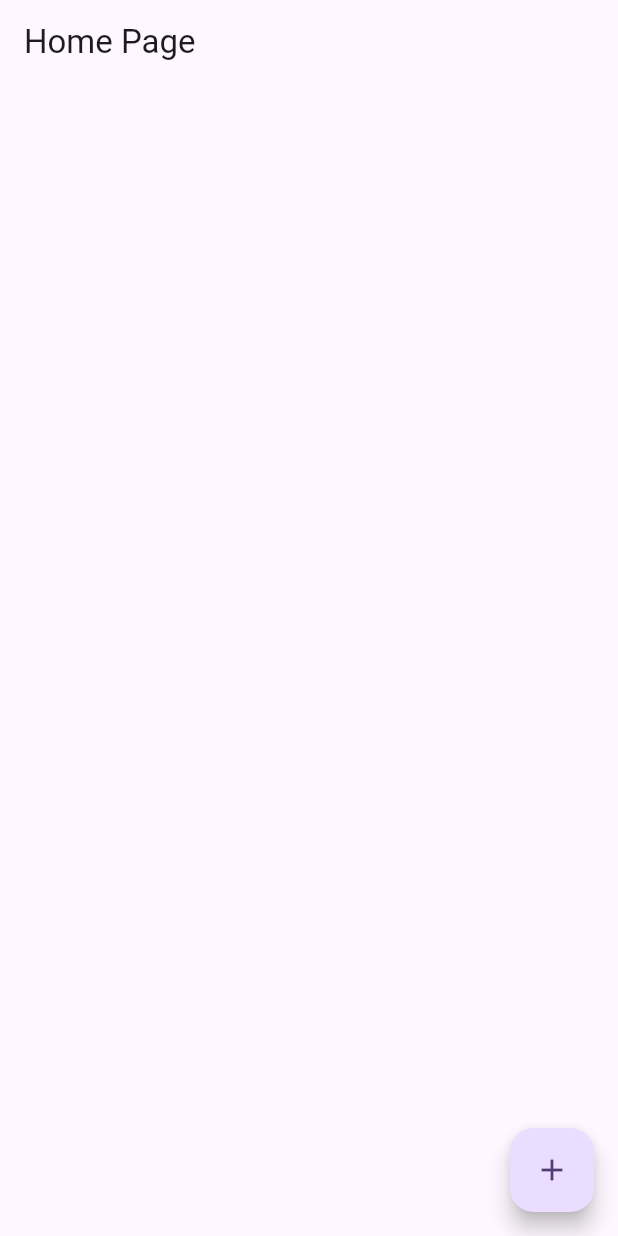
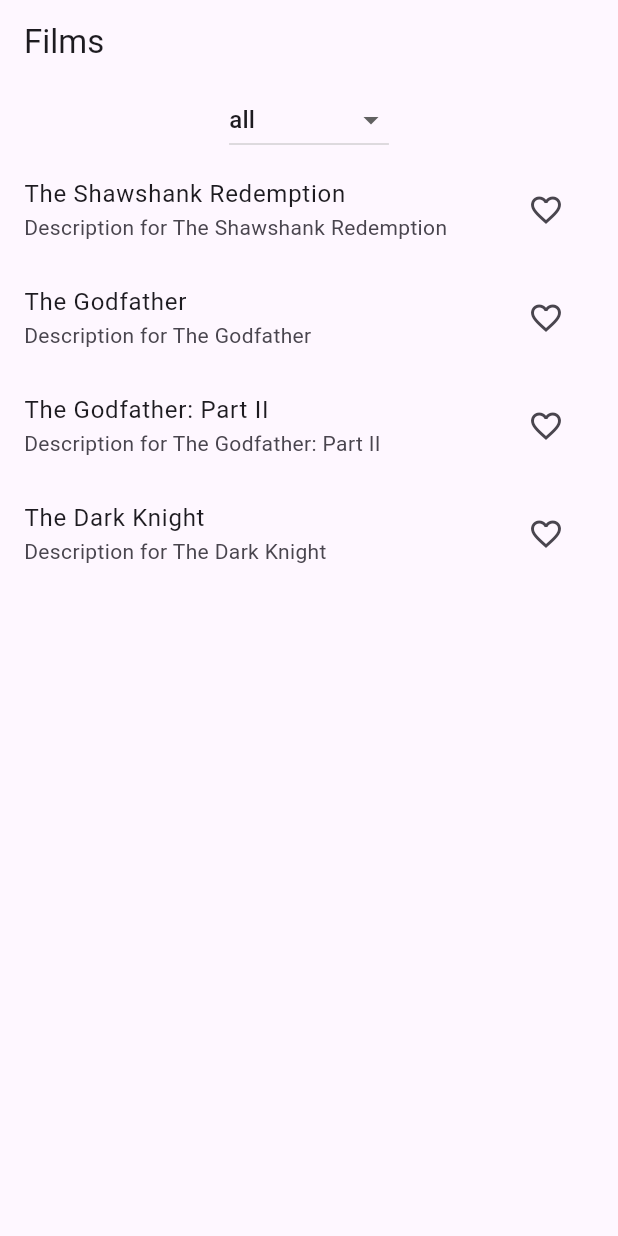
Before and after one commit to ashiqaliaslam/riverpod_practice, a Flutter app: the screen it shows after launch, on a phone screen of 412 x 824 dp. Run offline on Flutter 3.47's test engine with Material 2 defaults, Android fonts, the phone set to English and light mode, and no system bars; our stand-ins replace hooks_riverpod.

Commit message:
app with dropdown list, and categories with like unlike feature

```diff
--- a/lib/main.dart
+++ b/lib/main.dart
@@ -1,14 +1,113 @@
-import 'dart:collection';
-
 import 'package:flutter/material.dart';
 import 'package:hooks_riverpod/hooks_riverpod.dart';
-import 'package:uuid/uuid.dart';
 
 void main() {
   runApp(const ProviderScope(
     child: MyApp(),
   ));
 }
+
+@immutable
+class Film {
+  final String id;
+  final String title;
+  final String description;
+  final bool isFavorite;
+
+  const Film({
+    required this.id,
+    required this.title,
+    required this.description,
+    required this.isFavorite,
+  });
+
+  Film copy({required bool isFavorite}) => Film(
+        id: id,
+        title: title,
+        description: description,
+        isFavorite: isFavorite,
+      );
+
+  @override
+  String toString() => 'Film(id: $id, '
+      'title: $title, '
+      'description: $description, '
+      'isfavorite: $isFavorite)';
+
+  @override
+  bool operator ==(covariant Film other) =>
+      id == other.id && isFavorite == other.isFavorite;
+
+  @override
+  int get hashCode => Object.hashAll([
+        id,
+        isFavorite,
+      ]);
+}
+
+const allFilms = [
+  Film(
+    id: '1',
+    title: 'The Shawshank Redemption',
+    description: 'Description for The Shawshank Redemption',
+    isFavorite: false,
+  ),
+  Film(
+    id: '2',
+    title: 'The Godfather',
+    description: 'Description for The Godfather',
+    isFavorite: false,
+  ),
+  Film(
+    id: '3',
+    title: 'The Godfather: Part II',
+    description: 'Description for The Godfather: Part II',
+    isFavorite: false,
+  ),
+  Film(
+    id: '4',
+    title: 'The Dark Knight',
+    description: 'Description for The Dark Knight',
+    isFavorite: false,
+  ),
+];
+
+class FilmsNotifier extends StateNotifier<List<Film>> {
+  FilmsNotifier() : super(allFilms);
+
+  void update(Film film, bool isFavorite) {
+    state = state
+        .map((thisFilm) => thisFilm.id == film.id
+            ? thisFilm.copy(isFavorite: isFavorite)
+            : thisFilm)
+        .toList();
+  }
+}
+
+enum FavoriteStatus {
+  all,
+  favorite,
+  notFavorite,
+}
+
+final favoriteStatusProvider = StateProvider<FavoriteStatus>(
+  (_) => FavoriteStatus.all,
+);
+
+final allFilmsProvider = StateNotifierProvider<FilmsNotifier, List<Film>>(
+  (ref) => FilmsNotifier(),
+);
+
+final favoriteFilmsProvider = Provider<Iterable<Film>>(
+  (ref) => ref.watch(allFilmsProvider).where(
+        (film) => film.isFavorite,
+      ),
+);
+final notFvoriteFilmsProvider = Provider<Iterable<Film>>(
+  (ref) => ref.watch(allFilmsProvider).where(
+        (film) => !film.isFavorite,
+      ),
+);
 
 class MyApp extends StatelessWidget {
   const MyApp({Key? key}) : super(key: key);
@@ -28,71 +127,6 @@ class MyApp extends StatelessWidget {
   }
 }
 
-@immutable
-class Person {
-  final String name;
-  final int age;
-  final String uuid;
-
-  Person({
-    required this.name,
-    required this.age,
-    String? uuid,
-  }) : uuid = uuid ?? const Uuid().v4();
-
-  Person updated([String? name, int? age]) => Person(
-        name: name ?? this.name,
-        age: age ?? this.age,
-        uuid: uuid,
-      );
-
-  String get displayName => '$name ($age years old)';
-
-  @override
-  bool operator ==(covariant Person other) => uuid == other.uuid;
-
-  @override
-  int get hashCode => uuid.hashCode;
-
-  @override
-  String toString() => 'Person(name: $name, age: $age, uuid: $uuid)';
-}
-
-class DataModel extends ChangeNotifier {
-  final List<Person> _people = [];
-
-  int get count => _people.length;
-
-  UnmodifiableListView<Person> get people => UnmodifiableListView(_people);
-
-  void add(Person person) {
-    _people.add(person);
-    notifyListeners();
-  }
-
-  void remove(Person person) {
-    _people.remove(person);
-    notifyListeners();
-  }
-
-  void update(Person updatedPerson) {
-    final index = _people.indexOf(updatedPerson);
-    final oldPerson = _people[index];
-    if (oldPerson.name != updatedPerson.name ||
-        oldPerson.age != updatedPerson.age) {
-      _people[index] = oldPerson.updated(
-        updatedPerson.name,
-        updatedPerson.age,
-      );
-      notifyListeners();
-    }
-  }
-}
-
-final peopleProvider = ChangeNotifierProvider(
-  (ref) => DataModel(),
-);
-
 class HomePage extends ConsumerWidget {
   const HomePage({super.key});
 
@@ -100,107 +134,89 @@ class HomePage extends ConsumerWidget {
   Widget build(BuildContext context, WidgetRef ref) {
     return Scaffold(
       appBar: AppBar(
-        title: const Text('Home Page'),
+        title: const Text('Films'),
       ),
-      body: Consumer(
+      body: Column(
+        children: [
+          const FilterWidget(),
+          Consumer(
             builder: (context, ref, child) {
-          final dataModel = ref.watch(peopleProvider);
-          return ListView.builder(
-            itemCount: dataModel.count,
-            itemBuilder: (context, index) {
-              final person = dataModel.people[index];
-              return ListTile(
-                title: GestureDetector(
-                  onTap: () async {
-                    final updatedPerson = await createOrUpdatePersonDialog(
-                      context,
-                      person,
-                    );
-                    if (updatedPerson != null) {
-                      dataModel.update(updatedPerson);
+              final filter = ref.watch(favoriteStatusProvider);
+              switch (filter) {
+                case FavoriteStatus.all:
+                  return FilmsList(provider: allFilmsProvider);
+                case FavoriteStatus.favorite:
+                  return FilmsList(provider: favoriteFilmsProvider);
+                case FavoriteStatus.notFavorite:
+                  return FilmsList(provider: notFvoriteFilmsProvider);
               }
             },
-                  child: Text(person.displayName),
-                ),
-              );
-            },
-          );
-        },
-      ),
-      floatingActionButton: FloatingActionButton(
-        onPressed: () async {
-          final person = await createOrUpdatePersonDialog(context);
-          if (person != null) {
-            final dataModel = ref.read(peopleProvider);
-            dataModel.add(person);
-          }
-        },
-        child: const Icon(Icons.add),
+          )
+        ],
       ),
     );
   }
 }
 
-final nameController = TextEditingController();
-final ageController = TextEditingController();
+class FilmsList extends ConsumerWidget {
+  final AlwaysAliveProviderBase<Iterable<Film>> provider;
 
-Future<Person?> createOrUpdatePersonDialog(
-  BuildContext context, [
-  Person? existingPerson,
-]) {
-  String? name = existingPerson?.name;
-  int? age = existingPerson?.age;
+  const FilmsList({
+    required this.provider,
+    super.key,
+  });
 
-  nameController.text = name ?? '';
-  ageController.text = age?.toString() ?? '';
+  @override
+  Widget build(BuildContext context, WidgetRef ref) {
+    final films = ref.watch(provider);
+    return Expanded(
+      child: ListView.builder(
+        itemCount: films.length,
+        itemBuilder: (context, index) {
+          final film = films.elementAt(index);
+          final favoriteIcon = film.isFavorite
+              ? const Icon(Icons.favorite)
+              : const Icon(Icons.favorite_border);
 
-  return showDialog(
-    context: context,
-    builder: (context) {
-      return AlertDialog(
-        title: const Text('Create a person'),
-        content: Column(
-          mainAxisSize: MainAxisSize.min,
-          children: [
-            TextField(
-              controller: nameController,
-              decoration:
-                  const InputDecoration(labelText: 'Engter name here...'),
-              onChanged: (value) => name = value,
+          return ListTile(
+            title: Text(film.title),
+            subtitle: Text(film.description),
+            trailing: IconButton(
+              icon: favoriteIcon,
+              onPressed: () {
+                final isFavorite = !film.isFavorite;
+                ref.read(allFilmsProvider.notifier).update(film, isFavorite);
+              },
             ),
-            TextField(
-              controller: ageController,
-              decoration:
-                  const InputDecoration(labelText: 'Engter age here...'),
-              onChanged: (value) => age = int.tryParse(value),
+          );
+        },
       ),
-          ],
+    );
+  }
+}
+
+class FilterWidget extends StatelessWidget {
+  const FilterWidget({super.key});
+
+  @override
+  Widget build(BuildContext context) {
+    return Consumer(
+      builder: (context, ref, child) {
+        return DropdownButton(
+          value: ref.watch(favoriteStatusProvider),
+          items: FavoriteStatus.values
+              .map(
+                (fs) => DropdownMenuItem(
+                  value: fs,
+                  child: Text(fs.toString().split('.').last),
                 ),
-        actions: [
-          TextButton(
-            onPressed: () => Navigator.of(context).pop(),
-            child: const Text('Cancel'),
-          ),
-          TextButton(
-            onPressed: () {
-              if (name != null && age != null) {
-                if (existingPerson != null) {
-                  // have existing person
-                  final newPerson = existingPerson.updated(name, age);
-                  Navigator.of(context).pop(newPerson);
-                } else {
-                  // no existing person, create a new one
-                  Navigator.of(context).pop(Person(name: name!, age: age!));
-                }
-              } else {
-                // no name, or age, or both
-                Navigator.of(context).pop();
-              }
+              )
+              .toList(),
+          onChanged: (FavoriteStatus? fs) {
+            ref.read(favoriteStatusProvider.notifier).state = fs!;
           },
-            child: const Text('Save'),
-          ),
-        ],
         );
       },
     );
   }
+}
--- a/pubspec.yaml
+++ b/pubspec.yaml
@@ -36,7 +36,6 @@ dependencies:
   # Use with the CupertinoIcons class for iOS style icons.
   cupertino_icons: ^1.0.2
   hooks_riverpod: ^2.3.8
-  uuid: ^3.0.7
 
 dev_dependencies:
   flutter_test:
```
Also changed, not shown: pubspec.lock. Lines whose indentation alone changed are shown as unchanged.
